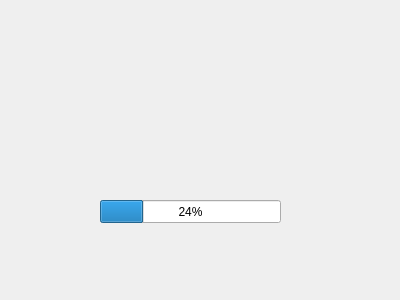
Above: waitwidget.ui from Dinosaur-MC/BestEnchSeq before the change. Below: the same form after it.
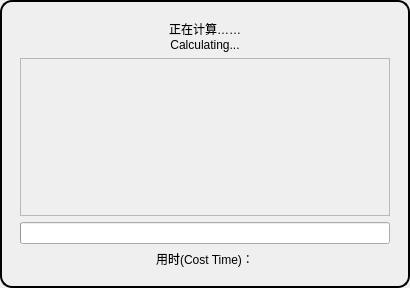
That is the form after the change.

```diff
--- a/waitwidget.ui
+++ b/waitwidget.ui
@@ -6,26 +6,83 @@
    <rect>
     <x>0</x>
     <y>0</y>
-    <width>400</width>
-    <height>300</height>
+    <width>410</width>
+    <height>288</height>
    </rect>
   </property>
   <property name="windowTitle">
    <string>Dialog</string>
   </property>
-  <widget class="QProgressBar" name="progressBar">
-   <property name="geometry">
-    <rect>
-     <x>100</x>
-     <y>200</y>
-     <width>181</width>
-     <height>23</height>
-    </rect>
+  <property name="styleSheet">
+   <string notr="true">#WaitWidget {
+	border-radius: 12px;
+	border: 2px solid rgb(0, 0, 0);
+}</string>
+  </property>
+  <layout class="QVBoxLayout" name="verticalLayout">
+   <property name="leftMargin">
+    <number>20</number>
    </property>
-   <property name="value">
-    <number>24</number>
+   <property name="topMargin">
+    <number>20</number>
    </property>
-  </widget>
+   <property name="rightMargin">
+    <number>20</number>
+   </property>
+   <property name="bottomMargin">
+    <number>20</number>
+   </property>
+   <item>
+    <widget class="QLabel" name="label">
+     <property name="layoutDirection">
+      <enum>Qt::RightToLeft</enum>
+     </property>
+     <property name="text">
+      <string>正在计算……
+Calculating...</string>
+     </property>
+     <property name="alignment">
+      <set>Qt::AlignCenter</set>
+     </property>
+    </widget>
+   </item>
+   <item>
+    <widget class="QFrame" name="screen">
+     <property name="sizePolicy">
+      <sizepolicy hsizetype="Preferred" vsizetype="Preferred">
+       <horstretch>0</horstretch>
+       <verstretch>1</verstretch>
+      </sizepolicy>
+     </property>
+     <property name="frameShape">
+      <enum>QFrame::StyledPanel</enum>
+     </property>
+     <property name="frameShadow">
+      <enum>QFrame::Raised</enum>
+     </property>
+    </widget>
+   </item>
+   <item>
+    <widget class="QProgressBar" name="progressBar">
+     <property name="value">
+      <number>0</number>
+     </property>
+     <property name="textVisible">
+      <bool>false</bool>
+     </property>
+    </widget>
+   </item>
+   <item>
+    <widget class="QLabel" name="time">
+     <property name="text">
+      <string>用时(Cost Time)：</string>
+     </property>
+     <property name="alignment">
+      <set>Qt::AlignCenter</set>
+     </property>
+    </widget>
+   </item>
+  </layout>
  </widget>
  <resources/>
  <connections/>
```
